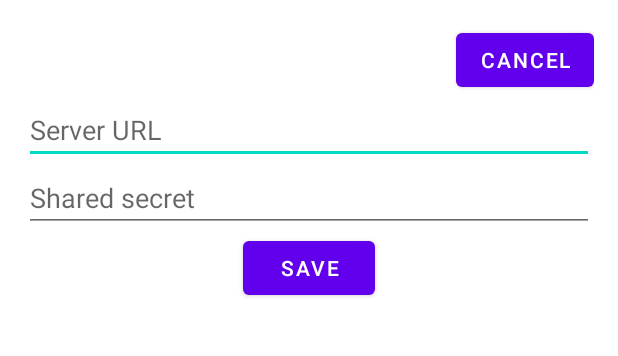
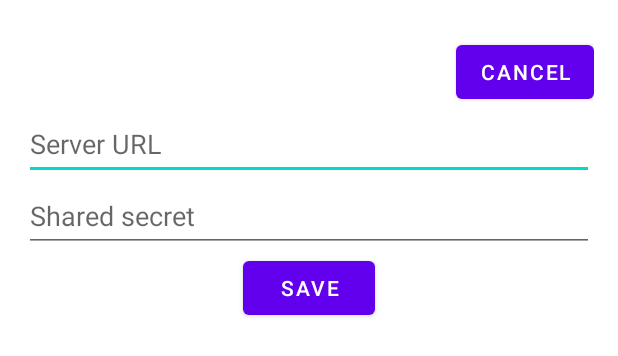
Before and after one commit to calliope1/BudgetApp, an Android app built with Jetpack Compose: the layout activity_settings.xml on its own in the app's theme, with its tools: preview values and no code run, on a phone screen of 412 x 824 dp. Shown: the top 356 px of the screen. Run offline under Robolectric (Android 15) with nearby library versions, the phone set to English and light mode, and no system bars.

Commit message:
Add settings icon. Bug fixes.

```diff
--- a/src/app/app/build.gradle.kts
+++ b/src/app/app/build.gradle.kts
@@ -69,6 +69,7 @@ dependencies {
     implementation(libs.androidx.ui.graphics)
     implementation(libs.androidx.ui.tooling.preview)
     implementation(libs.androidx.material3)
+    implementation(libs.firebase.inappmessaging)
     testImplementation(libs.junit)
     androidTestImplementation(libs.androidx.junit)
     androidTestImplementation(libs.androidx.espresso.core)
@@ -82,6 +83,7 @@ dependencies {
     implementation("androidx.appcompat:appcompat:1.6.1") // Or latest
     implementation("com.google.android.material:material:1.10.0") // Or latest
     implementation("androidx.constraintlayout:constraintlayout:2.1.4") // Or latest
+    implementation("androidx.swiperefreshlayout:swiperefreshlayout:1.1.0")
 
     // ViewModel
     implementation("androidx.lifecycle:lifecycle-viewmodel-ktx:2.6.2") // Or latest
--- a/src/app/app/src/main/AndroidManifest.xml
+++ b/src/app/app/src/main/AndroidManifest.xml
@@ -11,5 +11,6 @@
                 <category android:name="android.intent.category.LAUNCHER" />
             </intent-filter>
         </activity>
+        <activity android:name=".settings.SettingsActivity" />
     </application>
 </manifest>
--- a/src/app/app/src/main/java/com/example/budgetapp/ExpenseAdapter.kt
+++ b/src/app/app/src/main/java/com/example/budgetapp/ExpenseAdapter.kt
@@ -5,8 +5,6 @@ import android.view.LayoutInflater
 import android.view.View
 import android.view.ViewGroup
 import android.widget.*
-import java.time.LocalDate
-import java.time.format.DateTimeFormatter
 import java.util.*
 
 class ExpenseAdapter(
@@ -17,7 +15,6 @@ class ExpenseAdapter(
     ) : ArrayAdapter<Expense>(ctx, 0, items) {
 
     private val inflater = LayoutInflater.from(ctx)
-    private val dateFormatter = DateTimeFormatter.ISO_LOCAL_DATE
 
     fun updateExpenses(newList: List<Expense>) {
         items.clear()
--- a/src/app/app/src/main/res/drawable/refresh_button_temp.xml
+++ /dev/null
@@ -1,5 +0,0 @@
-<vector xmlns:android="http://schemas.android.com/apk/res/android" android:autoMirrored="true" android:height="24dp" android:tint="#000000" android:viewportHeight="960" android:viewportWidth="960" android:width="24dp">
-
-    <path android:fillColor="@android:color/white" android:pathData="M360,800L304,744L374,672Q246,655 163,602Q80,549 80,480Q80,397 195.5,338.5Q311,280 480,280Q649,280 764.5,338.5Q880,397 880,480Q880,542 813.5,591Q747,640 640,664L640,582Q717,562 758.5,532.5Q800,503 800,480Q800,448 714.5,404Q629,360 480,360Q331,360 245.5,404Q160,448 160,480Q160,504 211,537.5Q262,571 356,588L304,536L360,480L520,640L360,800Z"/>
-
-</vector>
--- a/src/app/app/src/main/res/layout/activity_settings.xml
+++ b/src/app/app/src/main/res/layout/activity_settings.xml
@@ -1,31 +1,51 @@
 <LinearLayout xmlns:android="http://schemas.android.com/apk/res/android"
     android:layout_width="match_parent"
+    android:maxWidth="488dp"
     android:layout_height="match_parent"
     android:orientation="vertical"
-    android:padding="16dp">
+    android:paddingVertical="24dp"
+    android:paddingHorizontal="16dp">
 
     <Button
-        android:id="@+id/btnExit"
+        android:id="@+id/btnCancel"
         android:layout_width="wrap_content"
         android:layout_height="wrap_content"
         android:layout_gravity="end"
         android:text="@string/cancel" />
 
+    <androidx.constraintlayout.widget.ConstraintLayout
+    xmlns:app="http://schemas.android.com/apk/res-auto"
+    android:layout_width="match_parent"
+    android:layout_height="wrap_content">
+
     <EditText
         android:id="@+id/etServerUrl"
-        android:layout_width="match_parent"
+        android:layout_width="0dp"
         android:layout_height="wrap_content"
         android:autofillHints="url"
         android:hint="@string/server_url"
-        android:inputType="textUri" />
+        android:inputType="textUri"
+        android:minHeight="48dp"
+        app:layout_constraintWidth_max="488dp"
+        app:layout_constraintStart_toStartOf="parent"
+        app:layout_constraintEnd_toEndOf="parent"
+        app:layout_constraintTop_toTopOf="parent"/>
 
     <EditText
         android:id="@+id/etSecret"
-        android:layout_width="match_parent"
+        android:layout_width="0dp"
         android:layout_height="wrap_content"
+        android:minHeight="48dp"
         android:autofillHints="password"
         android:hint="@string/shared_secret"
-        android:inputType="textPassword" />
+        android:inputType="textPassword"
+        app:layout_constraintWidth_max="488dp"
+        app:layout_constraintStart_toStartOf="parent"
+        app:layout_constraintEnd_toEndOf="parent"
+        app:layout_constraintTop_toBottomOf="@id/etServerUrl"
+        />
+
+    </androidx.constraintlayout.widget.ConstraintLayout>
 
     <Button
         android:id="@+id/btnSave"
@@ -34,4 +54,5 @@
         android:textAlignment="center"
         android:layout_gravity="center"
         android:text="@string/save" />
+
 </LinearLayout>
--- a/src/app/app/src/main/res/values/strings.xml
+++ b/src/app/app/src/main/res/values/strings.xml
@@ -15,4 +15,7 @@
     <string name="remaining_amount">Remaining: £%.2f</string>
     <string name="spent_this_week">Spent this week: £%.2f</string>
     <string name="refresh">Refresh</string>
+    <string name="week_range">%1$s—%2$s</string>
+    <string name="settings">Settings</string>
+    <string name="week">Week</string>
 </resources>
--- a/src/app/app/src/main/res/values/themes.xml
+++ b/src/app/app/src/main/res/values/themes.xml
@@ -11,7 +11,7 @@
         <item name="colorSecondaryVariant">@color/teal_700</item>
         <item name="colorOnSecondary">@color/black</item>
         <!-- Status bar color. -->
-        <item name="android:statusBarColor" tools:targetApi="l">?attr/colorPrimaryVariant</item>
+        <item name="android:statusBarColor" >?attr/colorPrimaryVariant</item>
         <!-- Customize your theme here. -->
     </style>
 </resources>
--- a/src/app/gradle/libs.versions.toml
+++ b/src/app/gradle/libs.versions.toml
@@ -1,5 +1,5 @@
 [versions]
-agp = "8.12.3"
+agp = "8.13.0"
 kotlin = "2.0.21"
 coreKtx = "1.10.1"
 junit = "4.13.2"
@@ -8,6 +8,7 @@ espressoCore = "3.5.1"
 lifecycleRuntimeKtx = "2.6.1"
 activityCompose = "1.8.0"
 composeBom = "2024.09.00"
+firebaseInappmessaging = "22.0.0"
 
 [libraries]
 androidx-core-ktx = { group = "androidx.core", name = "core-ktx", version.ref = "coreKtx" }
@@ -24,6 +25,7 @@ androidx-ui-tooling-preview = { group = "androidx.compose.ui", name = "ui-toolin
 androidx-ui-test-manifest = { group = "androidx.compose.ui", name = "ui-test-manifest" }
 androidx-ui-test-junit4 = { group = "androidx.compose.ui", name = "ui-test-junit4" }
 androidx-material3 = { group = "androidx.compose.material3", name = "material3" }
+firebase-inappmessaging = { group = "com.google.firebase", name = "firebase-inappmessaging", version.ref = "firebaseInappmessaging" }
 
 [plugins]
 android-application = { id = "com.android.application", version.ref = "agp" }
```
Also changed, not shown: src/app/app/src/main/java/com/example/budgetapp/ExpenseViewModel.kt (+40 -38 lines), src/app/app/src/main/java/com/example/budgetapp/MainActivity.kt (+12 -8 lines), src/app/app/src/main/java/com/example/budgetapp/WeekFragment.kt (+43 -12 lines), src/app/app/src/main/java/com/example/budgetapp/settings/SettingsActivity.kt (added, +43 -0 lines), src/app/app/src/main/res/drawable/edit_icon.xml (+5 -3 lines), src/app/app/src/main/res/drawable/refresh_icon.xml (added, +14 -0 lines), src/app/app/src/main/res/drawable/settings_icon.xml (added, +12 -0 lines), src/app/app/src/main/res/layout/fragment_week.xml (+10 -2 lines), src/app/app/src/main/res/menu/main_menu.xml (+9 -3 lines), 4 other files.
